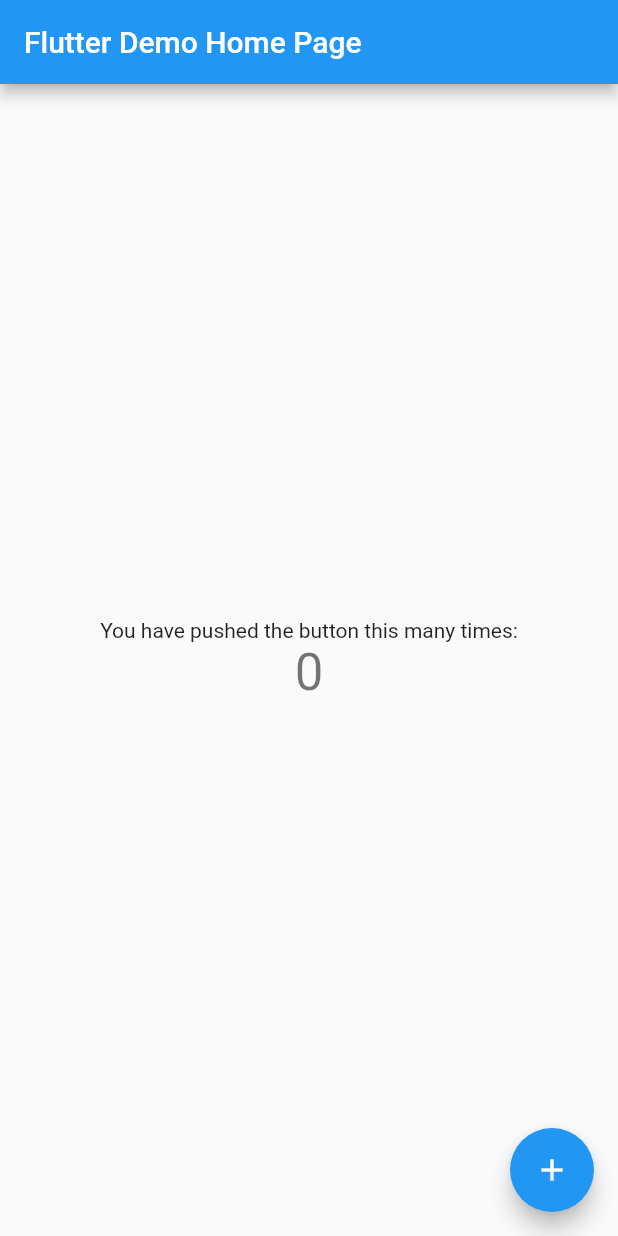
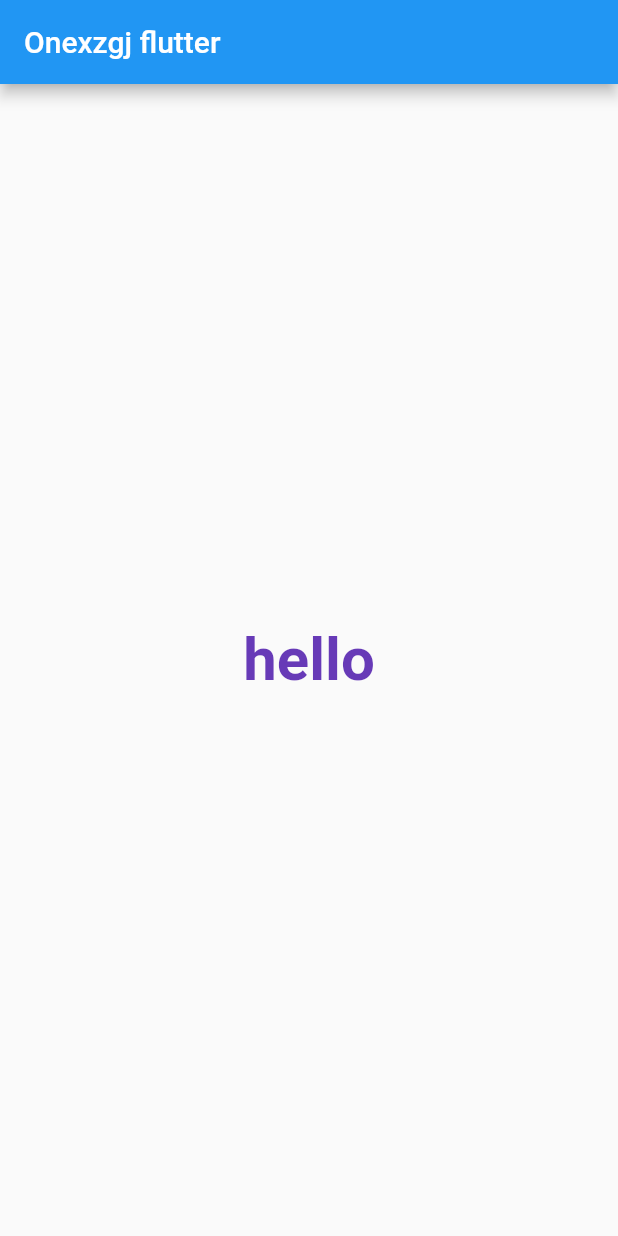
Before and after one commit to OnexZgj/onexzgj_flutter, a Flutter app: the screen it shows after launch, on a phone screen of 412 x 824 dp. Run offline on Flutter 3.47's test engine with Material 2 defaults, Android fonts, the phone set to English and light mode, and no system bars.

Commit message:
初始提交，体验项目的整体结构和statelessWidget的使用

```diff
--- a/lib/main.dart
+++ b/lib/main.dart
@@ -1,113 +1,37 @@
 import 'package:flutter/material.dart';
 
 void main() {
-  runApp(MyApp());
+  runApp( App());
 }
 
-class MyApp extends StatelessWidget {
-  // This widget is the root of your application.
+class App extends StatelessWidget {
   @override
   Widget build(BuildContext context) {
     return MaterialApp(
-      title: 'Flutter Demo',
-      theme: ThemeData(
-        // This is the theme of your application.
-        //
-        // Try running your application with "flutter run". You'll see the
-        // application has a blue toolbar. Then, without quitting the app, try
-        // changing the primarySwatch below to Colors.green and then invoke
-        // "hot reload" (press "r" in the console where you ran "flutter run",
-        // or simply save your changes to "hot reload" in a Flutter IDE).
-        // Notice that the counter didn't reset back to zero; the application
-        // is not restarted.
-        primarySwatch: Colors.blue,
+      home: Scaffold(
+        appBar: AppBar(
+          title: Text("Onexzgj flutter"),
+        ),
+        body: Hello(),
       ),
-      home: MyHomePage(title: 'Flutter Demo Home Page'),
     );
   }
 }
 
-class MyHomePage extends StatefulWidget {
-  MyHomePage({Key key, this.title}) : super(key: key);
-
-  // This widget is the home page of your application. It is stateful, meaning
-  // that it has a State object (defined below) that contains fields that affect
-  // how it looks.
-
-  // This class is the configuration for the state. It holds the values (in this
-  // case the title) provided by the parent (in this case the App widget) and
-  // used by the build method of the State. Fields in a Widget subclass are
-  // always marked "final".
-
-  final String title;
-
+class Hello extends StatelessWidget{
   @override
-  _MyHomePageState createState() => _MyHomePageState();
-}
-
-class _MyHomePageState extends State<MyHomePage> {
-  int _counter = 0;
-
-  void _incrementCounter() {
-    setState(() {
-      // This call to setState tells the Flutter framework that something has
-      // changed in this State, which causes it to rerun the build method below
-      // so that the display can reflect the updated values. If we changed
-      // _counter without calling setState(), then the build method would not be
-      // called again, and so nothing would appear to happen.
-      _counter++;
-    });
+  Widget build(BuildContext context) {
+    return Center(
+      child: Text(
+        "hello",
+        textDirection: TextDirection.ltr,
+        style: TextStyle(
+            fontSize: 40.0,
+            fontWeight: FontWeight.bold,
+            color: Colors.deepPurple
+        ),
+      ),
+    );
   }
 
-  @override
-  Widget build(BuildContext context) {
-    // This method is rerun every time setState is called, for instance as done
-    // by the _incrementCounter method above.
-    //
-    // The Flutter framework has been optimized to make rerunning build methods
-    // fast, so that you can just rebuild anything that needs updating rather
-    // than having to individually change instances of widgets.
-    return Scaffold(
-      appBar: AppBar(
-        // Here we take the value from the MyHomePage object that was created by
-        // the App.build method, and use it to set our appbar title.
-        title: Text(widget.title),
-      ),
-      body: Center(
-        // Center is a layout widget. It takes a single child and positions it
-        // in the middle of the parent.
-        child: Column(
-          // Column is also a layout widget. It takes a list of children and
-          // arranges them vertically. By default, it sizes itself to fit its
-          // children horizontally, and tries to be as tall as its parent.
-          //
-          // Invoke "debug painting" (press "p" in the console, choose the
-          // "Toggle Debug Paint" action from the Flutter Inspector in Android
-          // Studio, or the "Toggle Debug Paint" command in Visual Studio Code)
-          // to see the wireframe for each widget.
-          //
-          // Column has various properties to control how it sizes itself and
-          // how it positions its children. Here we use mainAxisAlignment to
-          // center the children vertically; the main axis here is the vertical
-          // axis because Columns are vertical (the cross axis would be
-          // horizontal).
-          mainAxisAlignment: MainAxisAlignment.center,
-          children: <Widget>[
-            Text(
-              'You have pushed the button this many times:',
-            ),
-            Text(
-              '$_counter',
-              style: Theme.of(context).textTheme.headline4,
-            ),
-          ],
-        ),
-      ),
-      floatingActionButton: FloatingActionButton(
-        onPressed: _incrementCounter,
-        tooltip: 'Increment',
-        child: Icon(Icons.add),
-      ), // This trailing comma makes auto-formatting nicer for build methods.
-    );
-  }
 }
```
